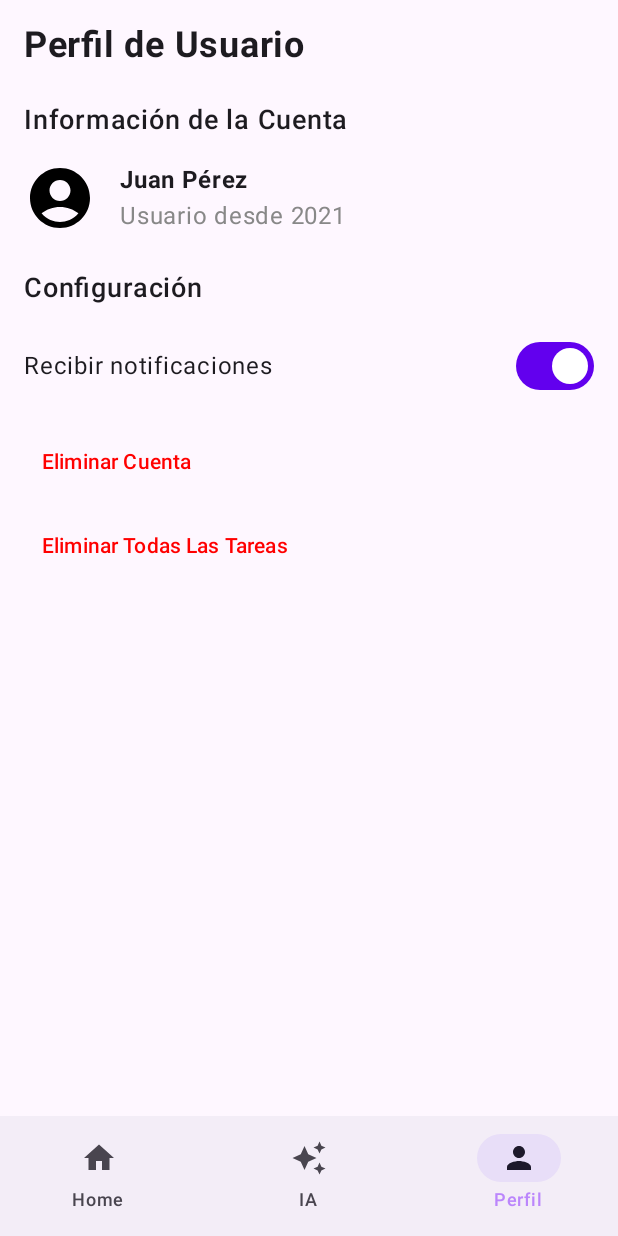
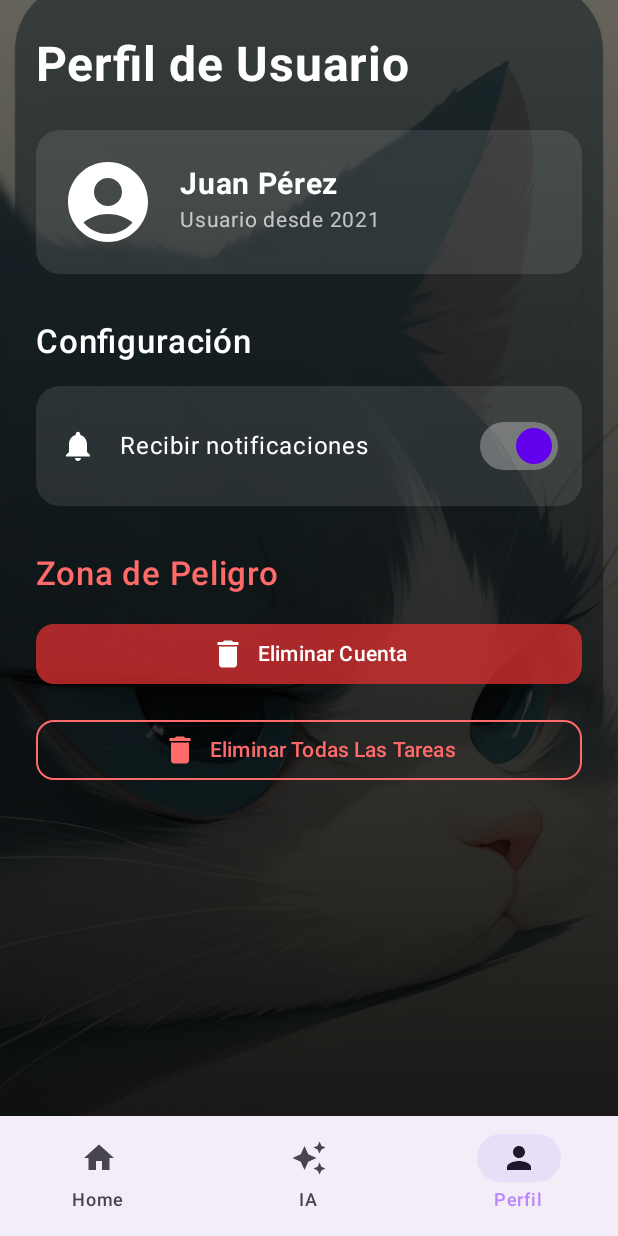
Before and after one commit to EDERANDER/Aplicacion-de-tareas-Android-Studio-Kotlin-Spring-boot, an Android app built with Jetpack Compose: the AppNavigation screen opened through its navigation route, item 3 of the bottom bar chosen, on a phone screen of 412 x 824 dp. Run offline under Robolectric (Android 15) with nearby library versions, the phone set to English and light mode, and no system bars.

Commit message:
Mejora pantalla de perfil de usuario

```diff
--- a/app/src/main/java/com/unap/aplicaciontareasfinal/ui/theme/perfil/ProfileScreen.kt
+++ b/app/src/main/java/com/unap/aplicaciontareasfinal/ui/theme/perfil/ProfileScreen.kt
@@ -1,18 +1,25 @@
 package com.unap.aplicaciontareasfinal.ui.theme.perfil
 
 import androidx.compose.foundation.Image
+import androidx.compose.foundation.background
 import androidx.compose.foundation.layout.*
+import androidx.compose.foundation.shape.RoundedCornerShape
 import androidx.compose.material.icons.Icons
 import androidx.compose.material.icons.filled.AccountCircle
+import androidx.compose.material.icons.filled.Delete
+import androidx.compose.material.icons.filled.Notifications
 import androidx.compose.material3.*
 import androidx.compose.runtime.*
 import androidx.compose.ui.Alignment
 import androidx.compose.ui.Modifier
+import androidx.compose.ui.graphics.Brush
 import androidx.compose.ui.graphics.Color
-import androidx.compose.ui.graphics.vector.ImageVector
+import androidx.compose.ui.layout.ContentScale
+import androidx.compose.ui.res.painterResource
 import androidx.compose.ui.text.font.FontWeight
 import androidx.compose.ui.unit.dp
 import androidx.compose.ui.unit.sp
+import com.unap.aplicaciontareasfinal.R
 
 @Composable
 fun ProfileScreen() {
@@ -20,53 +27,159 @@ fun ProfileScreen() {
     var showDeleteTasksDialog by remember { mutableStateOf(false) }
     var notificationsEnabled by remember { mutableStateOf(true) }
 
+    Box(modifier = Modifier.fillMaxSize()) {
+        // Fondo con imagen y gradiente
+        Image(
+            painter = painterResource(id = R.drawable.fondo_ia),
+            contentDescription = "Fondo",
+            contentScale = ContentScale.Crop,
+            modifier = Modifier.fillMaxSize()
+        )
+
+        Box(
+            modifier = Modifier
+                .fillMaxSize()
+                .background(
+                    Brush.verticalGradient(
+                        colors = listOf(
+                            Color.Black.copy(alpha = 0.6f),
+                            Color.Black.copy(alpha = 0.9f)
+                        )
+                    )
+                )
+        )
+
         Column(
             modifier = Modifier
                 .fillMaxSize()
-            .padding(16.dp)
+                .padding(24.dp)
         ) {
-        Text("Perfil de Usuario", fontSize = 24.sp, fontWeight = FontWeight.Bold)
-        Spacer(modifier = Modifier.height(24.dp))
+            Text(
+                text = "Perfil de Usuario",
+                fontSize = 32.sp,
+                fontWeight = FontWeight.Bold,
+                color = Color.White,
+                modifier = Modifier.padding(bottom = 24.dp)
+            )
 
-        Text("Información de la Cuenta", fontSize = 18.sp, fontWeight = FontWeight.SemiBold)
-        Spacer(modifier = Modifier.height(16.dp))
-
-        Row(verticalAlignment = Alignment.CenterVertically) {
-            Image(
+            // Tarjeta de Información del Usuario
+            Card(
+                colors = CardDefaults.cardColors(containerColor = Color.White.copy(alpha = 0.1f)),
+                shape = RoundedCornerShape(16.dp),
+                modifier = Modifier.fillMaxWidth()
+            ) {
+                Row(
+                    modifier = Modifier.padding(16.dp),
+                    verticalAlignment = Alignment.CenterVertically
+                ) {
+                    Icon(
                         imageVector = Icons.Default.AccountCircle,
                         contentDescription = "Avatar",
-                modifier = Modifier.size(48.dp)
+                        tint = Color.White,
+                        modifier = Modifier.size(64.dp)
                     )
                     Spacer(modifier = Modifier.width(16.dp))
                     Column {
-                Text("Juan Pérez", fontWeight = FontWeight.Bold)
-                Text("Usuario desde 2021", color = Color.Gray)
+                        Text(
+                            text = "Juan Pérez",
+                            fontSize = 20.sp,
+                            fontWeight = FontWeight.Bold,
+                            color = Color.White
+                        )
+                        Text(
+                            text = "Usuario desde 2021",
+                            fontSize = 14.sp,
+                            color = Color.White.copy(alpha = 0.7f)
+                        )
                     }
                 }
-        Spacer(modifier = Modifier.height(24.dp))
+            }
 
-        Text("Configuración", fontSize = 18.sp, fontWeight = FontWeight.SemiBold)
-        Spacer(modifier = Modifier.height(16.dp))
+            Spacer(modifier = Modifier.height(32.dp))
 
+            Text(
+                text = "Configuración",
+                fontSize = 22.sp,
+                fontWeight = FontWeight.SemiBold,
+                color = Color.White,
+                modifier = Modifier.padding(bottom = 16.dp)
+            )
+
+            // Configuración de Notificaciones
+            Card(
+                colors = CardDefaults.cardColors(containerColor = Color.White.copy(alpha = 0.1f)),
+                shape = RoundedCornerShape(16.dp),
+                modifier = Modifier.fillMaxWidth()
+            ) {
                 Row(
-            modifier = Modifier.fillMaxWidth(),
+                    modifier = Modifier
+                        .fillMaxWidth()
+                        .padding(16.dp),
                     verticalAlignment = Alignment.CenterVertically,
                     horizontalArrangement = Arrangement.SpaceBetween
                 ) {
-            Text("Recibir notificaciones")
+                    Row(verticalAlignment = Alignment.CenterVertically) {
+                        Icon(
+                            imageVector = Icons.Default.Notifications,
+                            contentDescription = null,
+                            tint = Color.White,
+                            modifier = Modifier.size(24.dp)
+                        )
+                        Spacer(modifier = Modifier.width(16.dp))
+                        Text(
+                            text = "Recibir notificaciones",
+                            fontSize = 16.sp,
+                            color = Color.White
+                        )
+                    }
                     Switch(
                         checked = notificationsEnabled,
-                onCheckedChange = { notificationsEnabled = it }
+                        onCheckedChange = { notificationsEnabled = it },
+                        colors = SwitchDefaults.colors(
+                            checkedThumbColor = MaterialTheme.colorScheme.primary,
+                            checkedTrackColor = Color.White.copy(alpha = 0.3f),
+                            uncheckedThumbColor = Color.Gray,
+                            uncheckedTrackColor = Color.Transparent
+                        )
                     )
                 }
+            }
+
+            Spacer(modifier = Modifier.height(32.dp))
+
+            Text(
+                text = "Zona de Peligro",
+                fontSize = 22.sp,
+                fontWeight = FontWeight.SemiBold,
+                color = Color(0xFFFF6B6B),
+                modifier = Modifier.padding(bottom = 16.dp)
+            )
+
+            // Botones de eliminación
+            Button(
+                onClick = { showDeleteAccountDialog = true },
+                colors = ButtonDefaults.buttonColors(containerColor = Color(0xFFD32F2F).copy(alpha = 0.8f)),
+                shape = RoundedCornerShape(12.dp),
+                modifier = Modifier.fillMaxWidth()
+            ) {
+                Icon(Icons.Default.Delete, contentDescription = null, tint = Color.White)
+                Spacer(modifier = Modifier.width(8.dp))
+                Text("Eliminar Cuenta", color = Color.White)
+            }
+
             Spacer(modifier = Modifier.height(16.dp))
 
-        TextButton(onClick = { showDeleteAccountDialog = true }) {
-            Text("Eliminar Cuenta", color = Color.Red)
+            OutlinedButton(
+                onClick = { showDeleteTasksDialog = true },
+                colors = ButtonDefaults.outlinedButtonColors(contentColor = Color(0xFFFF6B6B)),
+                border = androidx.compose.foundation.BorderStroke(1.dp, Color(0xFFFF6B6B)),
+                shape = RoundedCornerShape(12.dp),
+                modifier = Modifier.fillMaxWidth()
+            ) {
+                Icon(Icons.Default.Delete, contentDescription = null)
+                Spacer(modifier = Modifier.width(8.dp))
+                Text("Eliminar Todas Las Tareas")
             }
-        Spacer(modifier = Modifier.height(8.dp))
-        TextButton(onClick = { showDeleteTasksDialog = true }) {
-            Text("Eliminar Todas Las Tareas", color = Color.Red)
         }
     }
 
@@ -104,14 +217,14 @@ fun DeleteConfirmationDialog(
 ) {
     AlertDialog(
         onDismissRequest = onDismiss,
-        title = { Text(text = title, color = Color.Red, fontWeight = FontWeight.Bold) },
+        title = { Text(text = title, color = MaterialTheme.colorScheme.error, fontWeight = FontWeight.Bold) },
         text = { Text(text = text) },
         confirmButton = {
             Button(
                 onClick = onConfirm,
-                colors = ButtonDefaults.buttonColors(containerColor = MaterialTheme.colorScheme.primary)
+                colors = ButtonDefaults.buttonColors(containerColor = MaterialTheme.colorScheme.error)
             ) {
-                Text("Confirmar")
+                Text("Confirmar", color = Color.White)
             }
         },
         dismissButton = {
```
Lines whose indentation alone changed are shown as unchanged.
